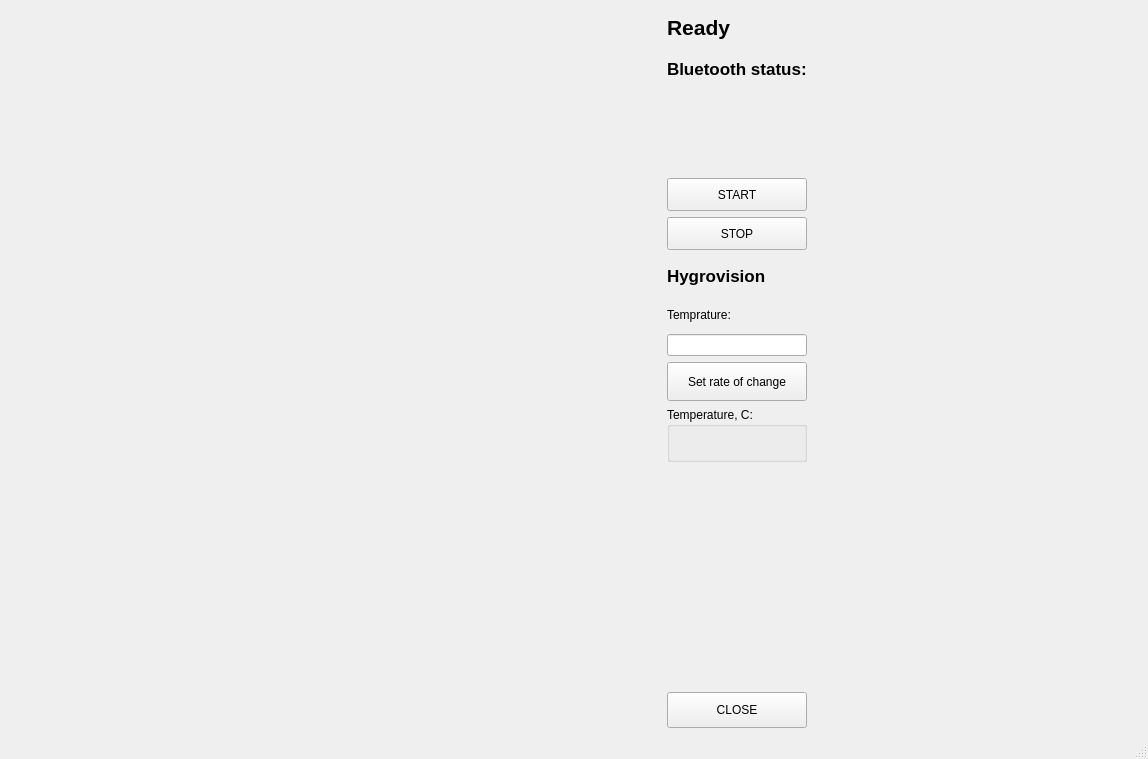
Old version of the form mainwindow.ui in the repository VasilyMarkov/ServiceVympelSoft.
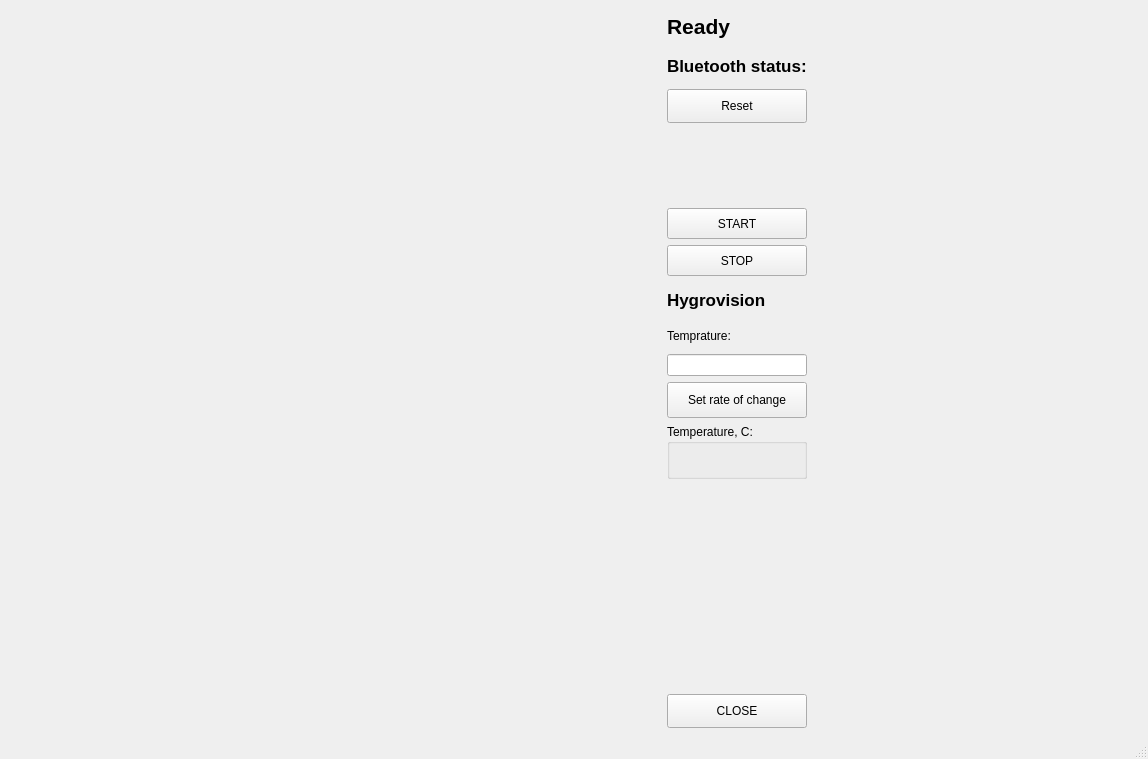
New version of the form. Custom widgets are drawn as their Qt base class.

Commit message: add reset state

Patch:
```diff
--- a/mainwindow.ui
+++ b/mainwindow.ui
@@ -26,7 +26,7 @@
      </layout>
     </item>
     <item>
-     <layout class="QVBoxLayout" name="verticalLayout_3" stretch="1,1,1,1,2,4,1,1,5,1">
+     <layout class="QVBoxLayout" name="verticalLayout_3" stretch="1,1,1,1,1,2,4,1,1,5,1">
       <item>
        <layout class="QGridLayout" name="gridLayout">
         <item row="1" column="0">
@@ -69,6 +69,19 @@
         </property>
        </widget>
       </item>
+      <item>
+       <widget class="QPushButton" name="reset_button">
+        <property name="sizePolicy">
+         <sizepolicy hsizetype="Ignored" vsizetype="Ignored">
+          <horstretch>0</horstretch>
+          <verstretch>0</verstretch>
+         </sizepolicy>
+        </property>
+        <property name="text">
+         <string>Reset</string>
+        </property>
+       </widget>
+      </item>
       <item>
        <widget class="QLabel" name="ble_status">
         <property name="text">
```
The commit also changes 4 other files.
